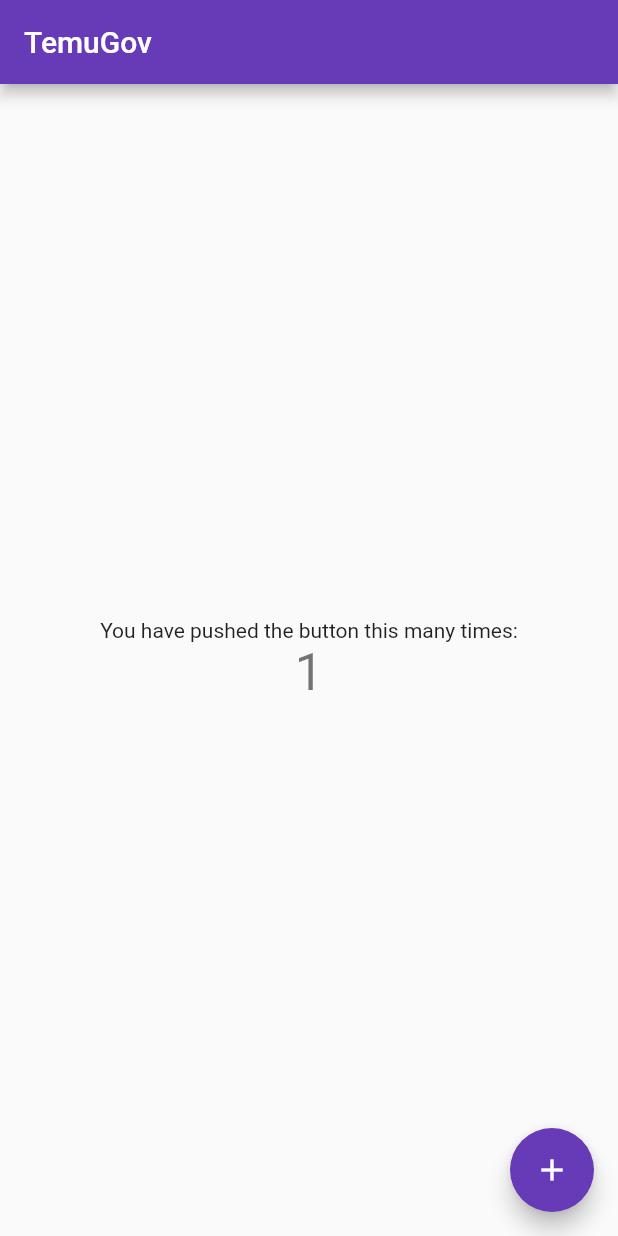
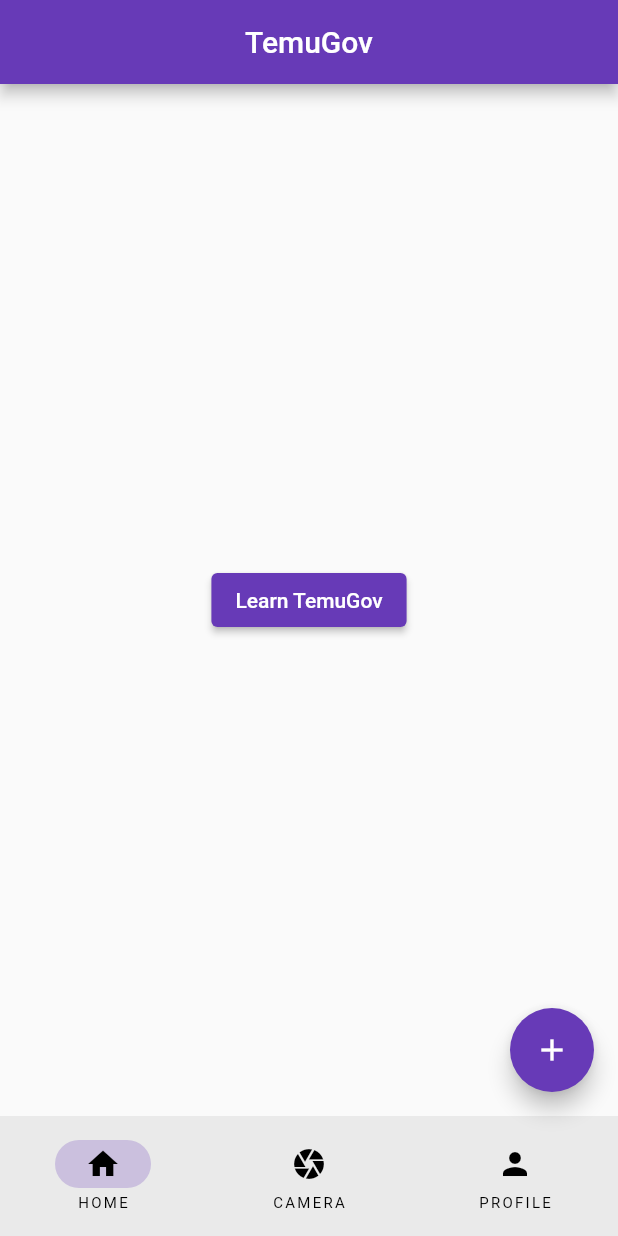
Before and after one commit to Azizie13/TemuGov, a Flutter app: the screen it shows after launch, after a tap on the "add" icon, on a phone screen of 412 x 824 dp. Run offline on Flutter 3.47's test engine with Material 2 defaults, Android fonts, the phone set to English and light mode, and no system bars; our stand-ins replace animated_splash_screen, page_transition.

Commit message:
Added main pages

```diff
--- a/lib/main.dart
+++ b/lib/main.dart
@@ -1,5 +1,5 @@
 import 'package:flutter/material.dart';
-import 'package:temugov_dev/home_page.dart';
+import 'package:temugov_dev/root_page.dart';
 import 'package:page_transition/page_transition.dart';
 import 'package:animated_splash_screen/animated_splash_screen.dart';
 import 'package:temugov_dev/splash.dart';
@@ -18,11 +18,11 @@ class MyApp extends StatelessWidget {
       home: AnimatedSplashScreen(
         splash: const Splash(),
         splashIconSize: double.infinity,
-        duration: 10000,
+        duration: 3000,
         backgroundColor: Colors.deepPurple,
         splashTransition: SplashTransition.scaleTransition,
         pageTransitionType: PageTransitionType.topToBottom,
-        nextScreen: const HomePage(
+        nextScreen: const RootPage(
           title: 'TemuGov',
         ),
       ),
--- /dev/null
+++ b/lib/main_pages/camera_page.dart
@@ -0,0 +1,10 @@
+import 'package:flutter/material.dart';
+
+class CameraPage extends StatelessWidget {
+  const CameraPage({super.key});
+
+  @override
+  Widget build(BuildContext context) {
+    return const Center(child: Text('Scan here'));
+  }
+}
--- /dev/null
+++ b/lib/main_pages/main_page.dart
@@ -0,0 +1,16 @@
+
+import 'package:flutter/material.dart';
+
+class MainPage extends StatelessWidget {
+  const MainPage({super.key});
+
+  @override
+  Widget build(BuildContext context) {
+    return Center(
+      child: ElevatedButton(
+        onPressed: () {},
+        child: const Text("Learn TemuGov"),
+      ),
+    );
+  }
+}
--- /dev/null
+++ b/lib/main_pages/profile_page.dart
@@ -0,0 +1,10 @@
+import 'package:flutter/material.dart';
+
+class ProfilePage extends StatelessWidget {
+  const ProfilePage({super.key});
+
+  @override
+  Widget build(BuildContext context) {
+    return const Center(child: Text('Profile here'));
+  }
+}
--- /dev/null
+++ b/lib/root_page.dart
@@ -0,0 +1,48 @@
+import 'package:flutter/material.dart';
+import 'package:temugov_dev/main_pages/camera_page.dart';
+import 'package:temugov_dev/main_pages/main_page.dart';
+import 'package:temugov_dev/main_pages/profile_page.dart';
+
+class RootPage extends StatefulWidget {
+  const RootPage({super.key, required this.title});
+  final String title;
+
+  @override
+  State<RootPage> createState() => _RootPageState();
+}
+
+class _RootPageState extends State<RootPage> {
+  int currentPage = 0;
+
+  List<Widget> pages = const [MainPage(), CameraPage(), ProfilePage()];
+  @override
+  Widget build(BuildContext context) {
+    return Scaffold(
+      appBar: AppBar(
+        title: Center(child: Text(widget.title)),
+        automaticallyImplyLeading: false,
+      ),
+      body: pages[currentPage],
+      floatingActionButton: FloatingActionButton(
+        onPressed: () {
+          debugPrint("Pressed float action button");
+        },
+        child: const Icon(Icons.add),
+      ),
+      bottomNavigationBar: NavigationBar(
+        destinations: const [
+          NavigationDestination(icon: Icon(Icons.home), label: "HOME"),
+          NavigationDestination(icon: Icon(Icons.camera), label: "CAMERA"),
+          NavigationDestination(icon: Icon(Icons.person), label: "PROFILE"),
+        ],
+        onDestinationSelected: (int index) {
+          setState(() {
+            currentPage = index;
+            debugPrint("Current page is set to $currentPage");
+          });
+        },
+        selectedIndex: currentPage,
+      ),
+    );
+  }
+}
```
